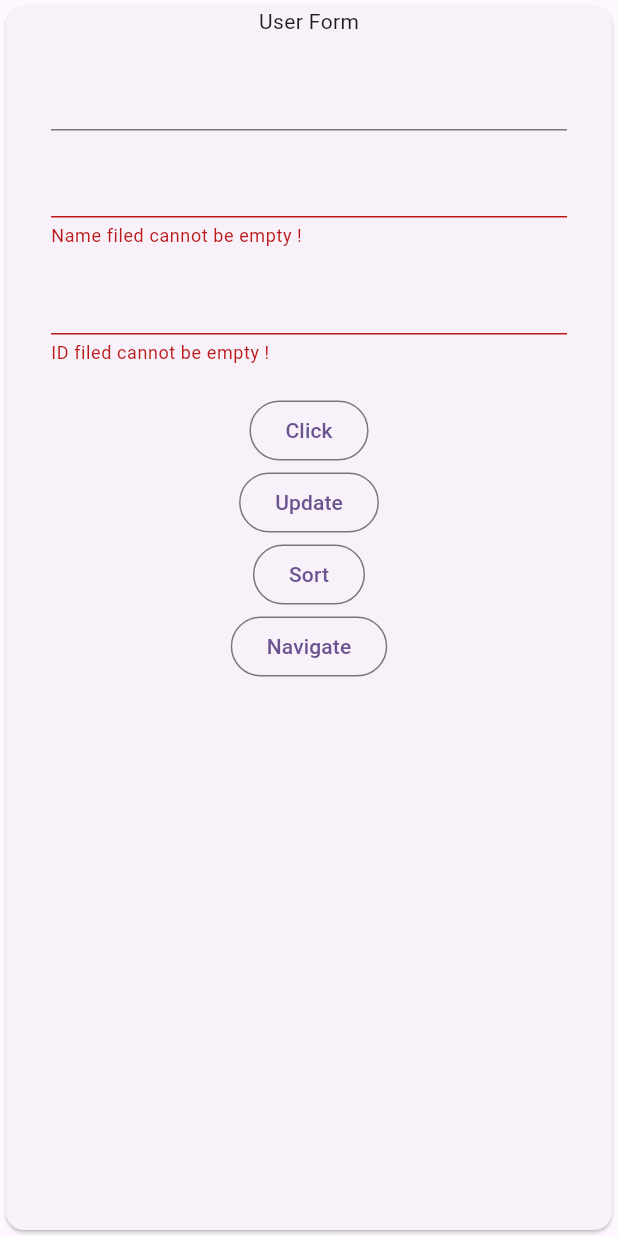
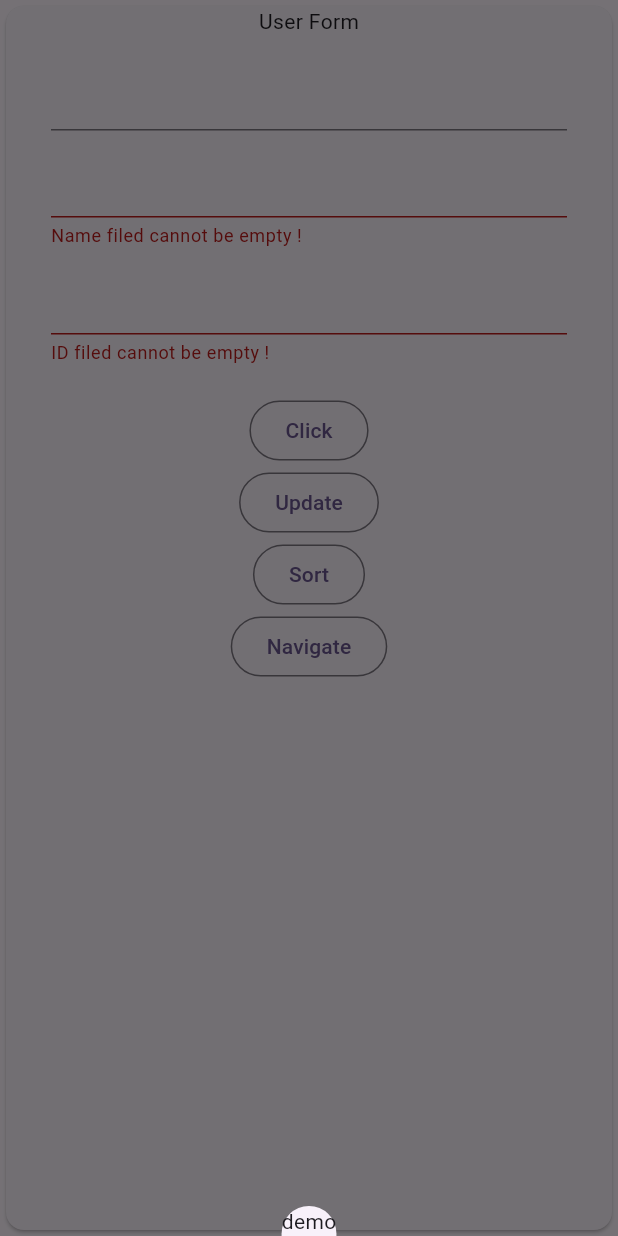
Before and after one commit to AtharvaParkale/flutter-march-practice, a Flutter app: the FormWidget widget shown alone on an empty page, opened directly, after a tap on "Update", on a phone screen of 412 x 824 dp. Run offline on Flutter 3.47's test engine with Material 3 defaults, Android fonts, the phone set to English and light mode, and no system bars; our stand-ins replace bloc, flutter_bloc.

Commit message:
:memo:  add minor changes

```diff
--- a/lib/features/home/presentation/home_screen.dart
+++ b/lib/features/home/presentation/home_screen.dart
@@ -22,7 +22,6 @@ class _HomeScreenState extends State<HomeScreen> {
     _scrollController.addListener(() {
       if (_scrollController.position.pixels >=
           _scrollController.position.maxScrollExtent - 200) {
-
         print("Demo");
         context.read<HomeBloc>().add(LoadMoreUsers());
       }
@@ -82,14 +81,12 @@ class _HomeScreenState extends State<HomeScreen> {
       body: BlocConsumer<HomeBloc, HomeState>(
         listener: (context, state) {},
         buildWhen: (prev, curr) =>
-        curr is LoadingState ||
-            curr is SuccessState ||
-            curr is ErrorState,
+            curr is LoadingState || curr is SuccessState || curr is ErrorState,
         builder: (context, state) {
           if (state is LoadingState) {
             return Text("Loading");
           } else if (state is SuccessState) {
-            return  ListView.builder(
+            return ListView.builder(
               controller: _scrollController,
               // shrinkWrap: true,
               // physics: NeverScrollableScrollPhysics(),
@@ -202,6 +199,20 @@ class _FormWidgetState extends State<FormWidget> {
           ),
           OutlinedButton(
             onPressed: () {
+              showModalBottomSheet(
+                context: context,
+                builder: (BuildContext context) {
+                  return Text("demo");
+                },
+              );
+
+              // Navigator.of(context).push(
+              //   MaterialPageRoute(
+              //     builder: (BuildContext context) {
+              //       return ScreenTwo();
+              //     },
+              //   ),
+              // );
               if (_formKey.currentState!.validate()) {
                 context.read<HomeBloc>().add(
                   UpdateUser(
--- /dev/null
+++ b/lib/features/profile/bloc/profile_event.dart
@@ -0,0 +1,4 @@
+part of 'profile_bloc.dart';
+
+@immutable
+sealed class ProfileEvent {}
--- /dev/null
+++ b/lib/features/profile/bloc/profile_state.dart
@@ -0,0 +1,6 @@
+part of 'profile_bloc.dart';
+
+@immutable
+sealed class ProfileState {}
+
+final class ProfileInitial extends ProfileState {}
--- a/lib/main.dart
+++ b/lib/main.dart
@@ -4,8 +4,6 @@ import 'package:hungerbox/features/home/data/datasources/home_remote_datasource.
 import 'package:hungerbox/features/home/data/repositories/home_repository_impl.dart';
 import 'package:hungerbox/features/home/domain/usecases/get_users_usecase.dart';
 import 'package:hungerbox/features/home/presentation/bloc/home_bloc.dart';
-import 'package:hungerbox/features/home/presentation/home_screen.dart';
-import 'package:hungerbox/features/profile/profile_screen.dart';
 import 'package:hungerbox/features/profile/screen_two.dart';
 
 void main() {
```
Also changed, not shown: lib/features/profile/bloc/profile_bloc.dart (added, +13 -0 lines).
